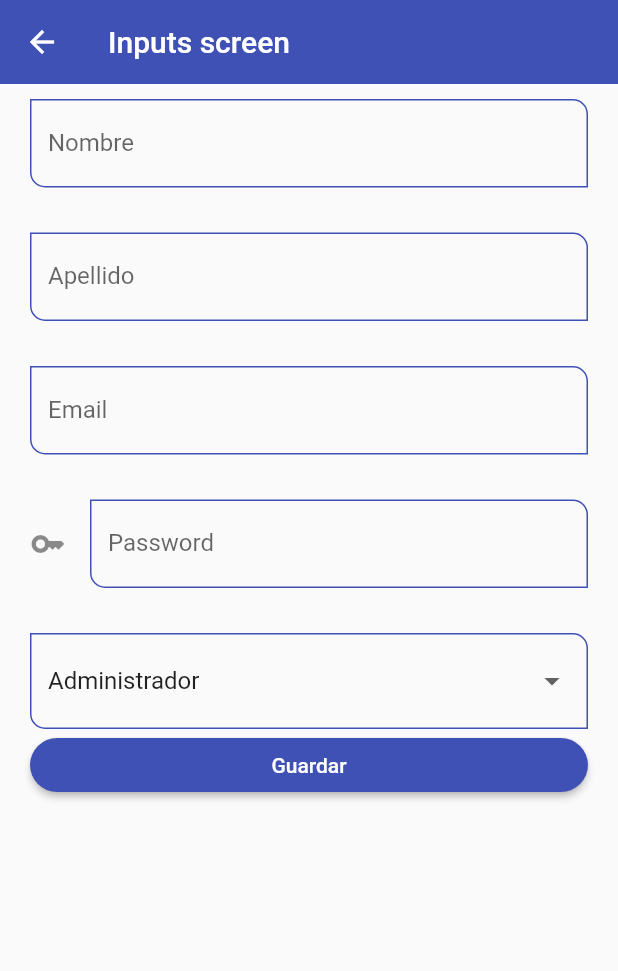
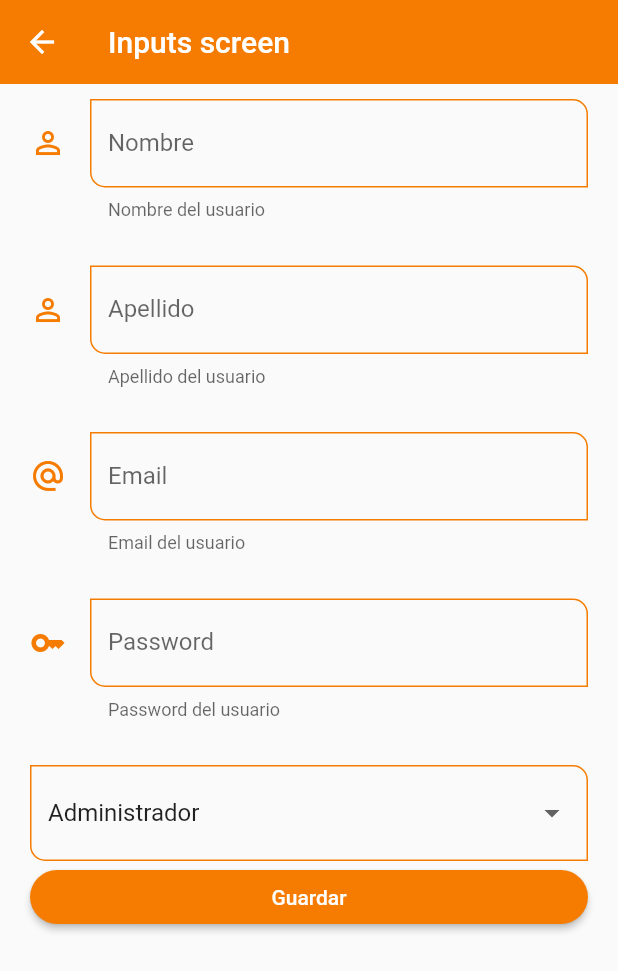
Before and after one commit to williamitz/components-flutter, a Flutter app: the InputsScreen screen opened by its route, on a phone screen of 412 x 824 dp. Shown: the top 971 px of the screen. Run offline on Flutter 3.47's test engine with Material 2 defaults, Android fonts, the phone set to English and light mode, and no system bars.

Commit message:
first commit

```diff
--- a/lib/router/app_router.dart
+++ b/lib/router/app_router.dart
@@ -76,6 +76,8 @@ class AppRouter {
   //   'card': (_) => const CardScreen(),
   // };
 
+
+  // ruta por defecto
   static Route<dynamic> onGenerateRoute(settings) {
     return MaterialPageRoute(builder: (context) => const HomeScreen());
   }
--- a/lib/screens/inputs_screen.dart
+++ b/lib/screens/inputs_screen.dart
@@ -30,26 +30,29 @@ class InputsScreen extends StatelessWidget {
               children: [
                 CustomInputField(
                   labelText: 'Nombre',
-                  hintText: 'Nombre del usuario',
+                  helperText: 'Nombre del usuario',
                   frmProperty: 'first_name',
                   frmValues: frmValues,
+                  icon: Icons.person_outline,
                 ),
                 const SizedBox(
                   height: 30.0,
                 ),
                 CustomInputField(
                   labelText: 'Apellido',
-                  hintText: 'Apellido del usuario',
+                  helperText: 'Apellido del usuario',
                   frmProperty: 'last_name',
                   frmValues: frmValues,
+                  icon: Icons.person_outline,
                 ),
                 const SizedBox(
                   height: 30.0,
                 ),
                 CustomInputField(
                   labelText: 'Email',
-                  hintText: 'Email del usuario',
+                  helperText: 'Email del usuario',
                   keyboardType: TextInputType.emailAddress,
+                  icon: Icons.alternate_email_outlined,
                   frmProperty: 'email',
                   frmValues: frmValues,
                 ),
@@ -58,7 +61,7 @@ class InputsScreen extends StatelessWidget {
                 ),
                 CustomInputField(
                   labelText: 'Password',
-                  hintText: 'Password del usuario',
+                  helperText: 'Password del usuario',
                   obscureText: true,
                   icon: Icons.key_outlined,
                   frmProperty: 'password',
@@ -90,6 +93,10 @@ class InputsScreen extends StatelessWidget {
 
                       if (!frmSingin.currentState!.validate()) return;
 
+                      ScaffoldMessenger.of(context).showSnackBar(
+                        const SnackBar(content: Text('Processing Data')),
+                      );
+
                       print('submit!! $frmValues');
                     },
                     child: const SizedBox(
--- a/lib/screens/lisview1_screen.dart
+++ b/lib/screens/lisview1_screen.dart
@@ -14,6 +14,7 @@ class Lisview1Screen extends StatelessWidget {
       body: ListView(
         children: [
 
+          /// operador expred para extraer cada elemento
           ...options.map(
             (e) => MenuListTile( title: e, )
           ).toList(),
--- a/lib/theme/app_theme.dart
+++ b/lib/theme/app_theme.dart
@@ -1,7 +1,12 @@
 import 'package:flutter/material.dart';
 
 class AppTheme {
-  static const Color _primary = Colors.indigo;
+  static const Color _primary = Color.fromRGBO(245, 124, 0, 1);
+
+  static const BorderRadius _inputBorder = BorderRadius.only(
+    bottomLeft: Radius.circular(10.0),
+    topRight: Radius.circular(10.0)
+  );
 
   static final ThemeData lightTheme = ThemeData.light().copyWith(
     primaryColor: _primary,
@@ -9,7 +14,7 @@ class AppTheme {
 
     textButtonTheme:  TextButtonThemeData(
       style: TextButton.styleFrom(
-        primary: _primary
+        backgroundColor: _primary
       )
     ),
 
@@ -20,7 +25,7 @@ class AppTheme {
 
     elevatedButtonTheme:  ElevatedButtonThemeData(
       style: ElevatedButton.styleFrom(
-        primary: _primary,
+        backgroundColor: _primary,
         shape: const StadiumBorder()
       )
     ),
@@ -33,26 +38,22 @@ class AppTheme {
         borderSide: BorderSide(
           color: _primary,
         ),
-        borderRadius: BorderRadius.only(
-          bottomLeft: Radius.circular(10.0),
-          topRight: Radius.circular(10.0)
-        )
+        borderRadius: _inputBorder
       ),
       focusedBorder: OutlineInputBorder(
         borderSide: BorderSide(
           color: _primary
         ),
-        borderRadius: BorderRadius.only(
-          bottomLeft: Radius.circular(10.0) ,
-          topRight: Radius.circular(10.0),
-        )
+        borderRadius: _inputBorder
+      ),
+      errorBorder: OutlineInputBorder(
+        borderSide: BorderSide(
+          color: Colors.red
+        ),
       ),
 
       border: OutlineInputBorder(
-        borderRadius: BorderRadius.only(
-          bottomLeft: Radius.circular(10.0) ,
-          topRight: Radius.circular(10.0)
-        )
+        borderRadius: _inputBorder
       )
     )
 
--- a/lib/widgets/custom_input_field.dart
+++ b/lib/widgets/custom_input_field.dart
@@ -10,9 +10,11 @@ class CustomInputField extends StatelessWidget {
   final IconData? suffixIcon;
 
   final TextInputType? keyboardType;
-  final bool? obscureText;
+  final bool obscureText;
 
   final String frmProperty;
+
+  // referencia del mapa
   final Map<String, String> frmValues;
 
   const CustomInputField({
@@ -23,7 +25,7 @@ class CustomInputField extends StatelessWidget {
     this.icon,
     this.suffixIcon,
     this.keyboardType,
-    this.obscureText,
+    this.obscureText = false,
     required this.frmProperty,
     required this.frmValues,
   }) : super(key: key);
@@ -32,19 +34,19 @@ class CustomInputField extends StatelessWidget {
   Widget build(BuildContext context) {
     return TextFormField(
       autofocus: false,
-      obscureText: obscureText ?? false,
+      obscureText: obscureText,
       initialValue: '',
       textCapitalization: TextCapitalization.words,
       keyboardType: keyboardType ?? TextInputType.text,
       decoration: InputDecoration(
-        icon: icon == null ? null : Icon(icon),
+        icon: icon == null ? null : Icon( icon, color: AppTheme.primary, ),
         focusColor: AppTheme.primary,
         hoverColor: AppTheme.primary,
         labelText: labelText,
         hintText: hintText,
         helperText: helperText,
         // counterText: '3 letras',
-        suffixIcon: Icon(suffixIcon),
+        suffixIcon: Icon(suffixIcon, color: Colors.black26,),
       ),
       autovalidateMode: AutovalidateMode.onUserInteraction,
       validator: (String? val) {
```
Also changed, not shown: lib/screens/listviewbuilder_screen.dart (+19 -12 lines), pubspec.lock, 1 other file.
